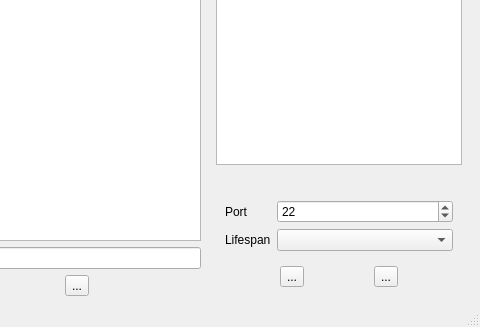
Before: the Qt Designer form mainwindow.ui in santomet/OpenSupportTool-client, drawn with Qt 5; both pictures show x 736 to 1216 and y 275 to 602 of the 1216 by 602 pixel window.
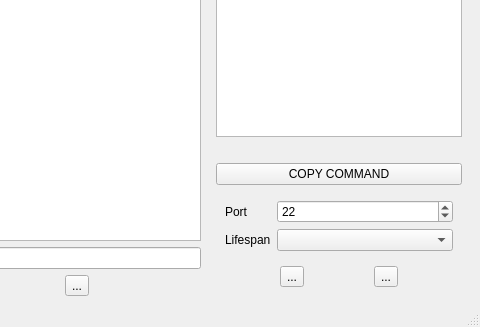
After: the same form once the commit is applied. Icons and pictures are not drawn.

Commit message: Copy command to the clipboard with one click

What changed in the file:
```diff
--- a/mainwindow.ui
+++ b/mainwindow.ui
@@ -258,6 +258,13 @@
               </property>
              </widget>
             </item>
+            <item>
+             <widget class="QPushButton" name="pushButton">
+              <property name="text">
+               <string>COPY COMMAND</string>
+              </property>
+             </widget>
+            </item>
             <item>
              <widget class="QFrame" name="formFrame_2">
               <layout class="QFormLayout" name="formLayout_2">
```
The commit also changes 2 other files.
